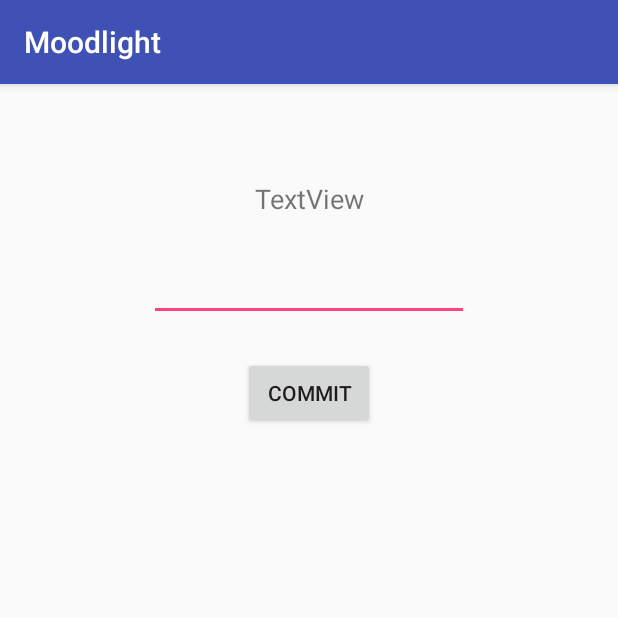
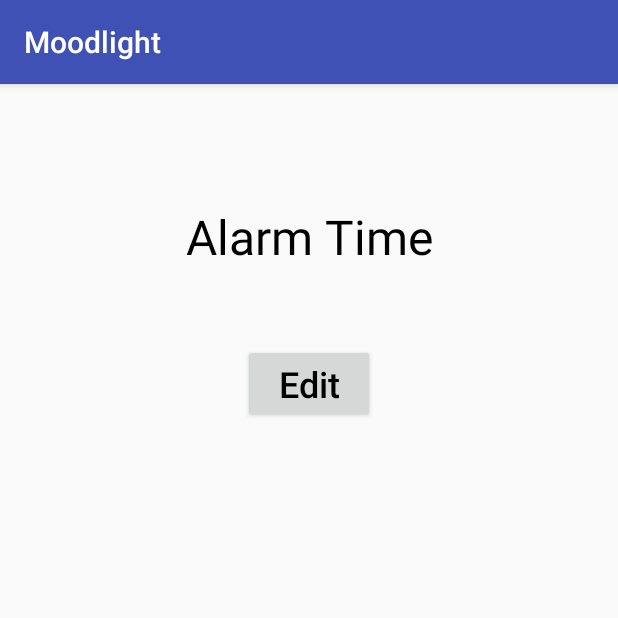
Before and after one commit to spectre3141/ETP2, an Android app: the AlarmActivity screen opened directly, with no data from a screen before it, on a phone screen of 412 x 824 dp, the top half of it. Run offline under Robolectric (Android 15) with nearby library versions, the phone set to English and light mode, and no system bars; 1 statement that could not run was skipped.

Commit message:
> implemented the alarm function > set app icon

```diff
--- a/android_app/ETP_Moodlight/app/src/main/AndroidManifest.xml
+++ b/android_app/ETP_Moodlight/app/src/main/AndroidManifest.xml
@@ -7,7 +7,7 @@
 
     <application
         android:allowBackup="true"
-        android:icon="@mipmap/ic_launcher"
+        android:icon="@mipmap/icon_moodlight"
         android:label="@string/app_name"
         android:roundIcon="@mipmap/ic_launcher_round"
         android:supportsRtl="true"
@@ -20,7 +20,7 @@
             </intent-filter>
         </activity>
         <activity android:name=".LedActivity" />
-        <activity android:name=".AlarmActivity"></activity>
+        <activity android:name=".AlarmActivity" />
     </application>
 
 </manifest>
--- a/android_app/ETP_Moodlight/app/src/main/java/com/zhaw/schoejo2/etp_moodlight/AlarmActivity.java
+++ b/android_app/ETP_Moodlight/app/src/main/java/com/zhaw/schoejo2/etp_moodlight/AlarmActivity.java
@@ -1,25 +1,25 @@
 package com.zhaw.schoejo2.etp_moodlight;
 
+import android.app.DialogFragment;
+import android.app.TimePickerDialog;
 import android.support.v7.app.AppCompatActivity;
 import android.os.Bundle;
 import android.view.View;
 import android.widget.Button;
-import android.widget.EditText;
 import android.widget.TextView;
-import android.widget.Toast;
+import android.widget.TimePicker;
 
-public class AlarmActivity extends AppCompatActivity implements AlarmRequestTimerListener {
+public class AlarmActivity extends AppCompatActivity implements TimePickerDialog.OnTimeSetListener, AlarmRequestTimerListener  {
 
     // constants
-    final private int ALARM_UPDATE_TIME = 10000; // > 10s
+    final private int ALARM_UPDATE_TIME_MS = 10000; // = 10s
 
     // alarm update timer
     AlarmRequestTimer timer;
 
     // GUI instances
-    TextView alarmInfoText;
-    EditText alarmTimeEdit;
-    Button alarmCommitButton;
+    TextView timeText;
+    Button timeButton;
 
     @Override
     public void onCreate(Bundle savedInstanceState) {
@@ -27,55 +27,25 @@ public class AlarmActivity extends AppCompatActivity implements AlarmRequestTime
         setContentView(R.layout.activity_alarm);
 
         // GUI initialization
-        alarmInfoText = (TextView) findViewById(R.id.alarmInfoText);
-        alarmTimeEdit = (EditText) findViewById(R.id.alarmTimeEdit);
-        alarmCommitButton = (Button) findViewById(R.id.alarmCommitButton);
+        timeText = (TextView) findViewById(R.id.timeText);
+        timeButton = (Button) findViewById(R.id.timeButton);
 
-        alarmCommitButton.setOnClickListener(new View.OnClickListener() {
+        timeButton.setOnClickListener(new View.OnClickListener() {
             @Override
             public void onClick(View v) {
-                int timeValue = 0;  // in seconds
-                int hours = 0;
-                int minutes = 0;
-                int seconds = 0;
-                String buffer[] = alarmTimeEdit.getText().toString().split("[:.-]");
-                switch (buffer.length) {
-                    case 1:
-                        seconds = Integer.valueOf(buffer[0]);
-                        break;
-                    case 2:
-                        seconds = Integer.valueOf(buffer[1]);
-                        minutes = Integer.valueOf(buffer[0]);
-                        break;
-                    case 3:
-                        seconds = Integer.valueOf(buffer[2]);
-                        minutes = Integer.valueOf(buffer[1]);
-                        hours = Integer.valueOf(buffer[0]);
-                        break;
-                    default:
-                        Toast.makeText(getApplicationContext(), "bad input, please use the format hh:mm:ss", Toast.LENGTH_SHORT).show();
-                        break;
-                }
-                if ((seconds < 0) || (seconds >= 60)){
-
-                }
-                // TODO: send value to moodlight
-/*                // test:
-                String text = "";
-                text += String.valueOf(buffer[0]);
-                text += ":";
-                text += String.valueOf(buffer[1]);
-                alarmInfoText.setText(text);
-*/
+                android.support.v4.app.DialogFragment timePicker = new TimePickerFragment();
+                timePicker.show(getSupportFragmentManager(), "timepicker");
             }
         });
 
     }
 
+
+
     @Override
     public void onStart() {
         super.onStart();
-        timer = new AlarmRequestTimer(this, ALARM_UPDATE_TIME);
+        timer = new AlarmRequestTimer(this, ALARM_UPDATE_TIME_MS);
     }
 
     @Override
@@ -84,8 +54,29 @@ public class AlarmActivity extends AppCompatActivity implements AlarmRequestTime
         try {
             timer.kill();
         } catch (Exception e) {
-            // necessary to avoid errors if the thread doesnt run/exist
+            // necessary to avoid errors if for some reason the thread does not exist
         }
+    }
+
+    @Override
+    public void onTimeSet(TimePicker view, int hourOfDay, int minute) {
+        int seconds = (hourOfDay * 3600) + (minute * 60);
+        timeText.setText("" + hourOfDay + " : " + minute);
+        sendAlarmTime(seconds);
+    }
+
+    /**
+     * sends the moodlight a request to send the current alarm time back
+     * calls sendAlarmTimeRequest()
+     */
+    public void timeElapsed() {
+        sendAlarmTimeRequest();
+    }
+
+    public void setTimeText(int seconds){
+        int hours = seconds / 3600;
+        int minutes = (seconds % 3600) / 60;
+        timeText.setText("" + hours + " : " + minutes);
     }
 
     private void sendAlarmTimeRequest() {
@@ -111,13 +102,4 @@ public class AlarmActivity extends AppCompatActivity implements AlarmRequestTime
         buffer[6] = MainActivity.BT_DELIMITER;
         MainActivity.bt.send(buffer, false);
     }
-
-    /**
-     * sends the moodlight a request to send the current alarm time back
-     * calls sendAlarmTimeRequest()
-     */
-    public void timeElapsed() {
-        sendAlarmTimeRequest();
-    }
-
 }
--- a/android_app/ETP_Moodlight/app/src/main/res/layout/activity_alarm.xml
+++ b/android_app/ETP_Moodlight/app/src/main/res/layout/activity_alarm.xml
@@ -6,42 +6,32 @@
     android:layout_height="match_parent"
     tools:context=".AlarmActivity">
 
-    <EditText
-        android:id="@+id/alarmTimeEdit"
+    <TextView
+        android:id="@+id/timeText"
+        android:layout_width="match_parent"
+        android:layout_height="wrap_content"
+        android:layout_marginTop="80sp"
+        android:textAllCaps="false"
+        android:textSize="32sp"
+        android:textAlignment="center"
+        android:textColor="@color/colorBlack"
+        android:text="@string/Text_Time"
+        app:layout_constraintTop_toTopOf="parent"
+        app:layout_constraintStart_toStartOf="parent"
+        app:layout_constraintEnd_toEndOf="parent" />
+
+    <Button
+        android:id="@+id/timeButton"
         android:layout_width="wrap_content"
         android:layout_height="wrap_content"
-        android:layout_marginEnd="8dp"
-        android:layout_marginStart="8dp"
-        android:layout_marginTop="24dp"
-        android:ems="10"
-        android:inputType="time"
-        app:layout_constraintEnd_toEndOf="parent"
+        android:layout_marginTop="50sp"
+        android:textAllCaps="false"
+        android:textSize="24sp"
+        android:textAlignment="center"
+        android:textColor="@color/colorBlack"
+        android:text="@string/Button_TimePicker"
+        app:layout_constraintTop_toBottomOf="@id/timeText"
         app:layout_constraintStart_toStartOf="parent"
-        app:layout_constraintTop_toBottomOf="@+id/alarmInfoText" />
-
-    <TextView
-        android:id="@+id/alarmInfoText"
-        android:layout_width="wrap_content"
-        android:layout_height="wrap_content"
-        android:layout_marginEnd="8dp"
-        android:layout_marginStart="8dp"
-        android:layout_marginTop="64dp"
-        android:text="TextView"
-        android:textSize="18sp"
-        app:layout_constraintEnd_toEndOf="parent"
-        app:layout_constraintStart_toStartOf="parent"
-        app:layout_constraintTop_toTopOf="parent" />
-
-    <Button
-        android:id="@+id/alarmCommitButton"
-        android:layout_width="wrap_content"
-        android:layout_height="wrap_content"
-        android:layout_marginEnd="8dp"
-        android:layout_marginStart="8dp"
-        android:layout_marginTop="24dp"
-        android:text="@string/Text_Commit"
-        app:layout_constraintEnd_toEndOf="parent"
-        app:layout_constraintStart_toStartOf="parent"
-        app:layout_constraintTop_toBottomOf="@+id/alarmTimeEdit" />
+        app:layout_constraintEnd_toEndOf="parent" />
 
 </android.support.constraint.ConstraintLayout>
--- a/android_app/ETP_Moodlight/app/src/main/res/values/colors.xml
+++ b/android_app/ETP_Moodlight/app/src/main/res/values/colors.xml
@@ -5,6 +5,7 @@
     <color name="colorRed">#FF0000</color>
     <color name="colorGreen">#00FF00</color>
     <color name="colorBlue">#0000FF</color>
+    <color name="colorPrimaryLight">#6070AF</color>
     <color name="colorPrimary">#3F51B5</color>
     <color name="colorPrimaryDark">#303F9F</color>
     <color name="colorAccent">#FF4081</color>
--- a/android_app/ETP_Moodlight/app/src/main/res/values/strings.xml
+++ b/android_app/ETP_Moodlight/app/src/main/res/values/strings.xml
@@ -3,10 +3,12 @@
     <string name="Button_Led">Colorsettings</string>
     <string name="Button_Alarm">Alarmsettings</string>
     <string name="Button_Bluetooth">Connect</string>
+    <string name="Button_TimePicker">Edit</string>
     <string name="Text_Red">Red</string>
     <string name="Text_Green">Green</string>
     <string name="Text_Blue">Blue</string>
     <string name="Text_White">White</string>
     <string name="Text_Value">Color</string>
     <string name="Text_Commit">Commit</string>
+    <string name="Text_Time">Alarm Time</string>
 </resources>
```
Also changed, not shown: android_app/ETP_Moodlight/app/src/main/java/com/zhaw/schoejo2/etp_moodlight/MainActivity.java (+9 -1 lines).
